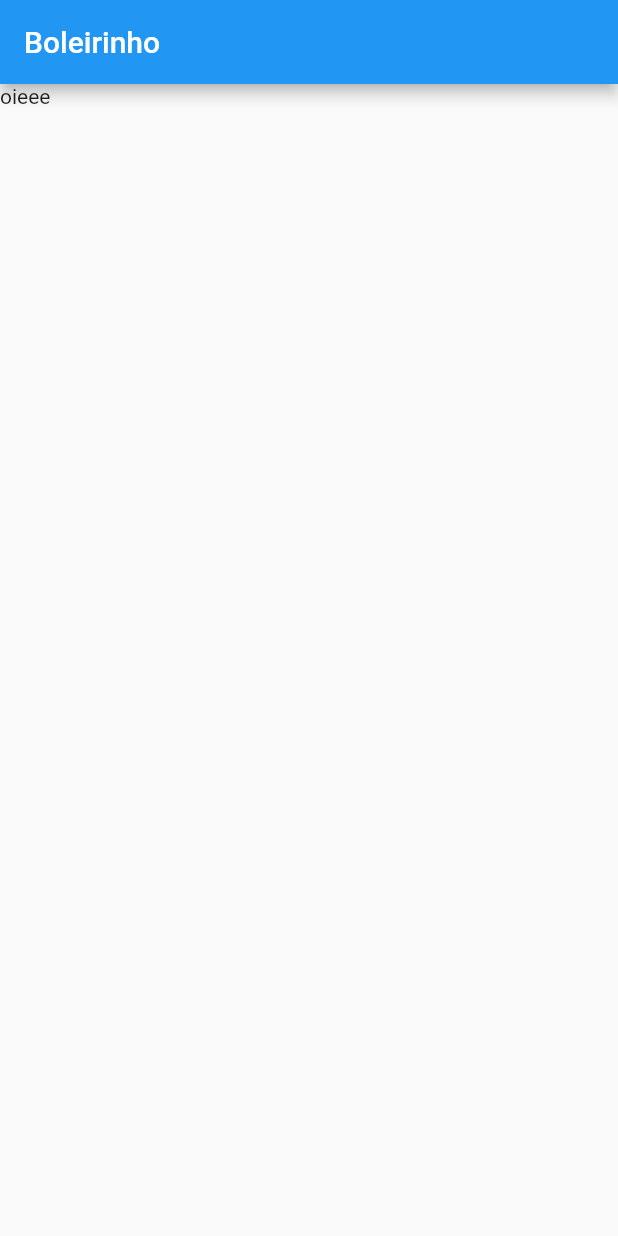
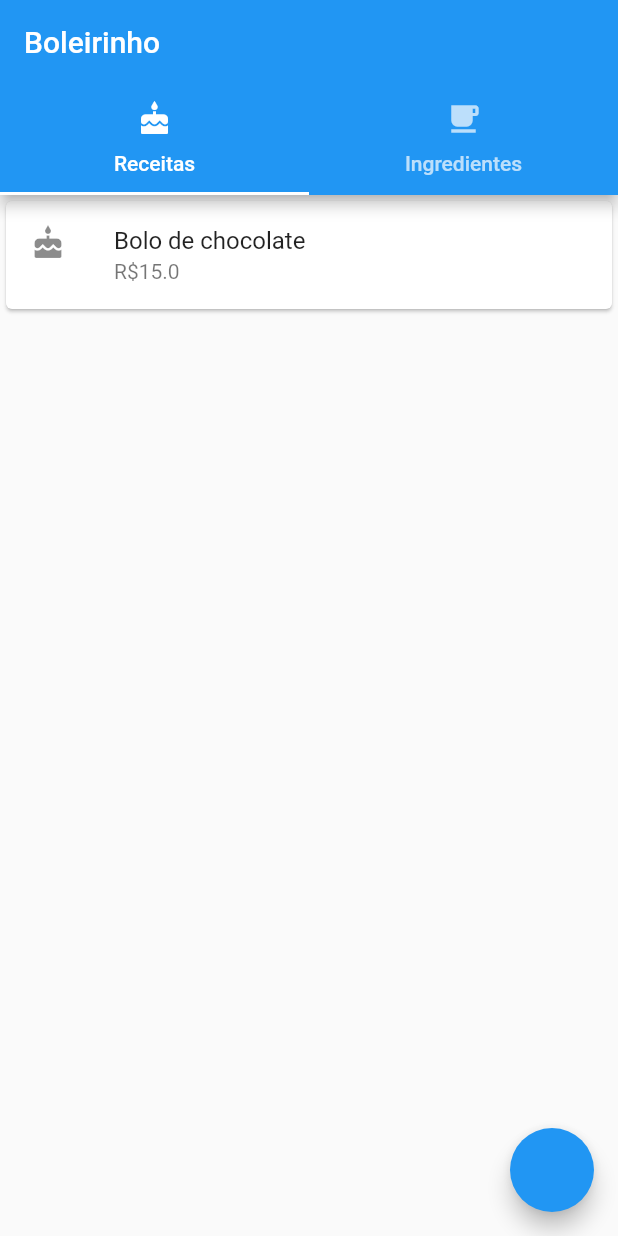
Before and after one commit to Cafezinhu/boleirinhoApp, a Flutter app: the screen it shows after launch, on a phone screen of 412 x 824 dp. Run offline on Flutter 3.47's test engine with Material 2 defaults, Android fonts, the phone set to English and light mode, and no system bars.

Commit message:
refatorações

```diff
--- /dev/null
+++ b/lib/components/cards/receita.dart
@@ -0,0 +1,22 @@
+import 'package:BoleirinhoApp/models/receita.dart';
+import 'package:BoleirinhoApp/screens/mostrar_receita.dart';
+import 'package:flutter/material.dart';
+
+class CartaoReceita extends StatelessWidget {
+  final Receita _receita;
+  CartaoReceita(this._receita);
+  @override
+  Widget build(BuildContext context) {
+    return Card(
+      child: ListTile(
+        title: Text(_receita.nome),
+        subtitle: Text("R\$" + _receita.preco.toString()),
+        leading: Icon(Icons.cake),
+        onTap: () => {
+          //chama a tela de receita
+          Navigator.push(context, MaterialPageRoute(builder: (context) => MostrarReceita(_receita)))
+        },
+      ),
+    );
+  }
+}
--- a/lib/main.dart
+++ b/lib/main.dart
@@ -1,4 +1,6 @@
 import 'package:flutter/material.dart';
+
+import 'screens/home.dart';
 
 void main() {
   runApp(Boleirinho());
@@ -14,30 +16,7 @@ class Boleirinho extends StatelessWidget {
         visualDensity: VisualDensity.adaptivePlatformDensity,
       ),
       home: Home(),
+      title: "Boleirinho"
     );
   }
 }
-
-class Home extends StatefulWidget{
-  @override
-  State<StatefulWidget> createState() {
-    return HomeState();
-  }
-}
-
-class HomeState extends State<Home>{
-  @override
-  Widget build(BuildContext context) {
-    return Scaffold(
-      body: ListView.builder(
-        itemCount: 1,
-        itemBuilder: (context, index){
-          return Text("oieee");
-        }
-      ),
-      appBar: AppBar(
-        title: Text("Boleirinho")
-      ),
-    );
-  }
-}
--- /dev/null
+++ b/lib/models/ingrediente.dart
@@ -0,0 +1,7 @@
+class Ingrediente{
+  String nome;
+  double precoPorUnidade;
+  String unidade;
+
+  Ingrediente(this.nome, this.precoPorUnidade, this.unidade);
+}
--- /dev/null
+++ b/lib/models/ingrediente_na_receita.dart
@@ -0,0 +1,12 @@
+import 'ingrediente.dart';
+
+class IngredienteNaReceita{
+  Ingrediente ingrediente;
+  double quantidade;
+
+  IngredienteNaReceita(this.ingrediente, this.quantidade);
+
+  double calcularPreco(){
+    return ingrediente.precoPorUnidade * quantidade;
+  }
+}
--- /dev/null
+++ b/lib/models/receita.dart
@@ -0,0 +1,9 @@
+import 'ingrediente_na_receita.dart';
+
+class Receita{
+  String nome, instrucoes;
+  double preco;
+  List<IngredienteNaReceita> ingredientes;
+
+  Receita(this.nome, this.instrucoes, this.preco, this.ingredientes);
+}
--- /dev/null
+++ b/lib/screens/home.dart
@@ -0,0 +1,86 @@
+import 'package:BoleirinhoApp/components/cards/ingrediente.dart';
+import 'package:BoleirinhoApp/components/cards/receita.dart';
+import 'package:BoleirinhoApp/models/ingrediente.dart';
+import 'package:BoleirinhoApp/models/ingrediente_na_receita.dart';
+import 'package:BoleirinhoApp/models/receita.dart';
+import 'package:flutter/material.dart';
+
+class Home extends StatefulWidget{
+  final List<Receita> _receitas = List();
+  final List<Ingrediente> _ingredientes = List();
+  final List<IngredienteNaReceita> _ingredientesNaReceita = List();
+  @override
+  State<StatefulWidget> createState() {
+    return HomeState();
+  }
+}
+
+class HomeState extends State<Home>{
+  DefaultTabController _tabController;
+  @override
+  Widget build(BuildContext context) {
+    widget._ingredientes.add(Ingrediente("Chocolate", 1.00, "g"));
+    widget._ingredientesNaReceita.add(IngredienteNaReceita(widget._ingredientes[0], 500));
+    widget._receitas.add(Receita("Bolo de chocolate", "bla bla bla", 15.00, widget._ingredientesNaReceita));
+    _tabController = DefaultTabController(
+      length: 2,
+      child: Scaffold(
+        appBar: AppBar(
+          title: Text("Boleirinho"),
+          bottom: TabBar(
+            tabs: <Widget>[
+              Tab(
+                icon: Icon(Icons.cake),
+                text: "Receitas",
+              ),
+              Tab(
+                icon: Icon(Icons.local_cafe),
+                text: "Ingredientes",
+              )
+            ]
+            ),
+        ),
+        body: TabBarView(children: <Widget>[
+          ListView.builder(
+            itemCount: widget._receitas.length,
+            itemBuilder: (context, index){
+              return CartaoReceita(widget._receitas[index]);
+            }
+          ),
+          ListView.builder(
+            itemCount: widget._ingredientes.length,
+            itemBuilder: (context, index){
+              return CartaoIngrediente(widget._ingredientes[index]);
+            }
+          )
+        ],),
+        floatingActionButton: FloatingActionButton(
+          onPressed: () => {
+            abrirTelaComNumero()
+          }
+        ),
+      )
+    );
+    return _tabController;
+  }
+
+  void abrirTelaComNumero(){
+    Navigator.push(context, MaterialPageRoute(builder: (context) => Teste(_tabController.initialIndex)));
+  }
+}
+class Teste extends StatefulWidget {
+  final int _numero;
+  Teste(this._numero);
+  @override
+  _TesteState createState() => _TesteState();
+}
+
+class _TesteState extends State<Teste> {
+
+  @override
+  Widget build(BuildContext context) {
+    return Container(
+      child: Text(widget._numero.toString()),
+    );
+  }
+}
```
Also changed, not shown: lib/components/cards/ingrediente.dart (added, +20 -0 lines), lib/components/cards/ingrediente_na_receita.dart (added, +20 -0 lines), lib/screens/mostrar_receita.dart (added, +56 -0 lines).
